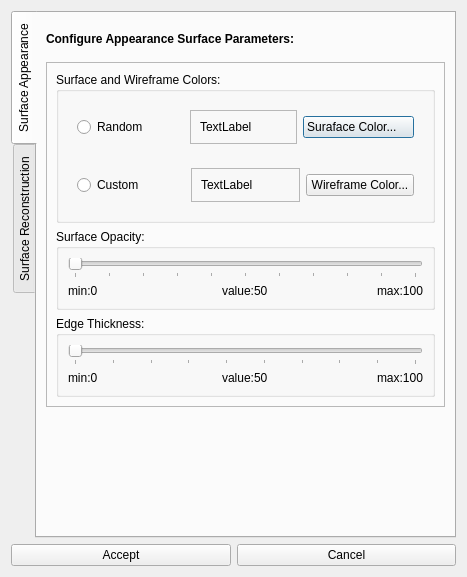
This is i3viewer/i3surfaceDialog.ui in hubergilt/i3viewer as Qt 5 draws it before an edit. The edited form follows.
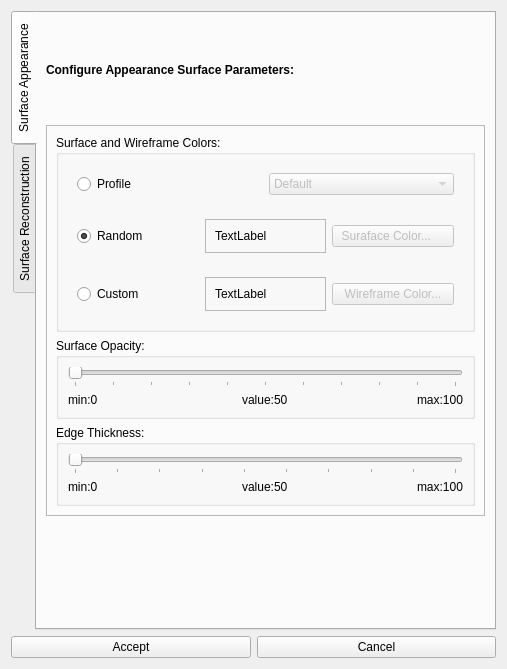
This is the edited form. The open tabs and pages were chosen to show the change.

Commit message: Update surface support file and add export to database

```diff
--- a/i3viewer/i3surfaceDialog.ui
+++ b/i3viewer/i3surfaceDialog.ui
@@ -6,8 +6,8 @@
    <rect>
     <x>0</x>
     <y>0</y>
-    <width>467</width>
-    <height>577</height>
+    <width>507</width>
+    <height>669</height>
    </rect>
   </property>
   <property name="windowTitle">
@@ -49,6 +49,54 @@
              <string>Surface and Wireframe Colors:</string>
             </property>
             <layout class="QVBoxLayout" name="verticalLayout_12">
+             <item>
+              <widget class="QFrame" name="frame_22">
+               <layout class="QHBoxLayout" name="horizontalLayout_19">
+                <item>
+                 <widget class="QRadioButton" name="radioButtonProfile">
+                  <property name="text">
+                   <string>Profile</string>
+                  </property>
+                  <attribute name="buttonGroup">
+                   <string notr="true">buttonGroup</string>
+                  </attribute>
+                 </widget>
+                </item>
+                <item>
+                 <widget class="QComboBox" name="comboBoxSProfile">
+                  <property name="enabled">
+                   <bool>false</bool>
+                  </property>
+                  <item>
+                   <property name="text">
+                    <string>Default</string>
+                   </property>
+                  </item>
+                  <item>
+                   <property name="text">
+                    <string>Terrain</string>
+                   </property>
+                  </item>
+                  <item>
+                   <property name="text">
+                    <string>Wireframe</string>
+                   </property>
+                  </item>
+                  <item>
+                   <property name="text">
+                    <string>Transparent</string>
+                   </property>
+                  </item>
+                  <item>
+                   <property name="text">
+                    <string>Presentation</string>
+                   </property>
+                  </item>
+                 </widget>
+                </item>
+               </layout>
+              </widget>
+             </item>
              <item>
               <widget class="QFrame" name="frame">
                <layout class="QHBoxLayout" name="horizontalLayout_20">
@@ -57,6 +105,9 @@
                   <property name="text">
                    <string>Random</string>
                   </property>
+                  <property name="checked">
+                   <bool>true</bool>
+                  </property>
                   <attribute name="buttonGroup">
                    <string notr="true">buttonGroup</string>
                   </attribute>
@@ -87,6 +138,9 @@
                 </item>
                 <item>
                  <widget class="QPushButton" name="pushButtonSurface">
+                  <property name="enabled">
+                   <bool>false</bool>
+                  </property>
                   <property name="text">
                    <string>Suraface Color...    </string>
                   </property>
@@ -133,6 +187,9 @@
                 </item>
                 <item>
                  <widget class="QPushButton" name="pushButtonWireframe">
+                  <property name="enabled">
+                   <bool>false</bool>
+                  </property>
                   <property name="text">
                    <string>Wireframe Color...</string>
                   </property>
@@ -256,20 +313,6 @@
          </layout>
         </widget>
        </item>
-       <item>
-        <widget class="QLabel" name="label_3">
-         <property name="text">
-          <string/>
-         </property>
-        </widget>
-       </item>
-       <item>
-        <widget class="QLabel" name="label_4">
-         <property name="text">
-          <string/>
-         </property>
-        </widget>
-       </item>
        <item>
         <widget class="QLabel" name="label_2">
          <property name="text">
```
Left out of the diff: 34 changed lines with no effect on the pictures. Lines whose indentation alone changed are shown as unchanged. The commit also changes 6 other files.
